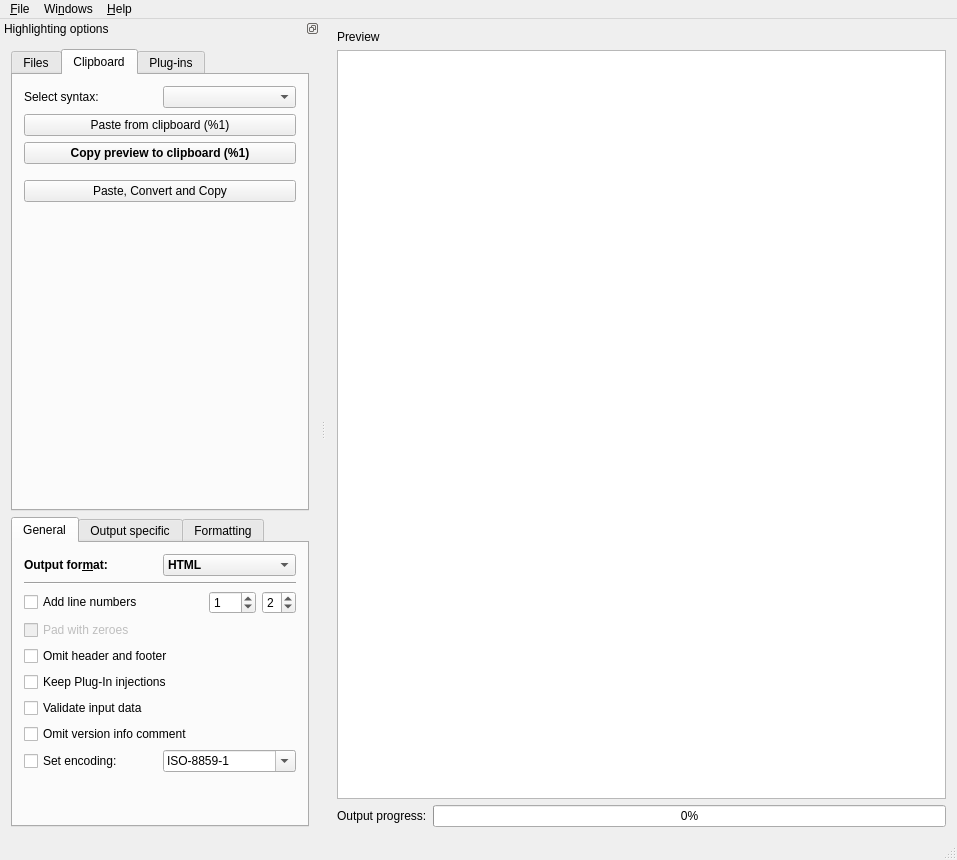
andre-simon/highlight, file src/gui-qt/mainwindow.ui: the form before one commit.
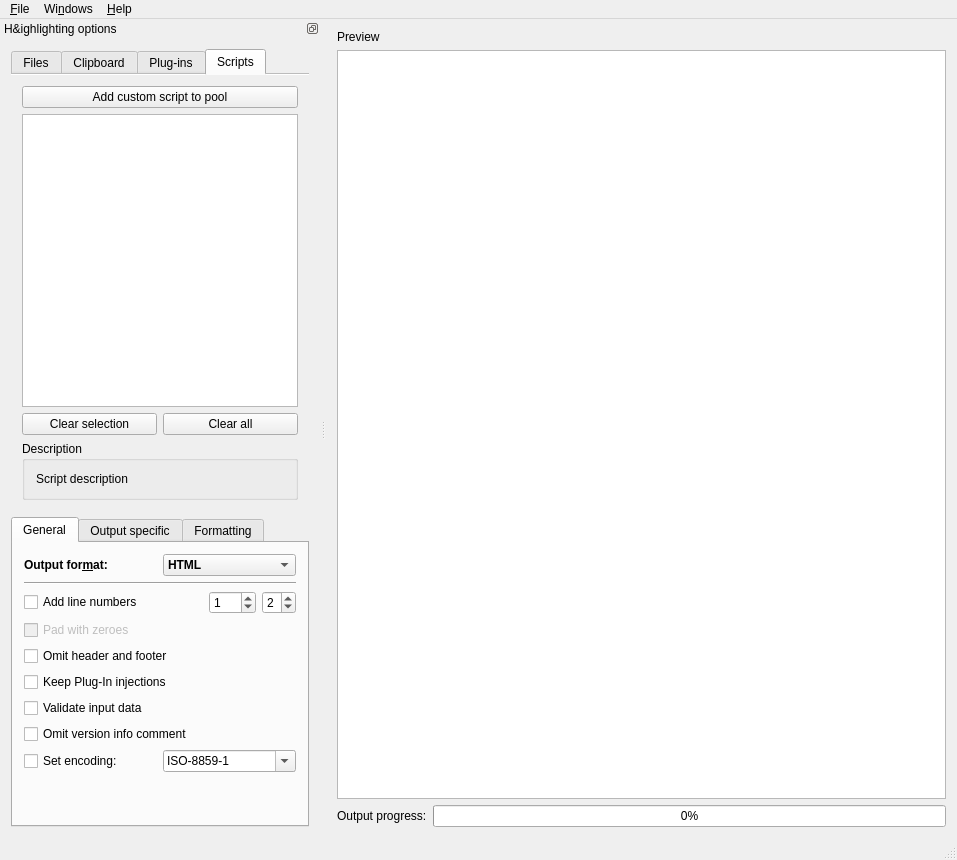
The form after the commit. Icons and pictures are not drawn.

Commit message: added script tab in GUI

What changed in the file:
```diff
--- a/src/gui-qt/mainwindow.ui
+++ b/src/gui-qt/mainwindow.ui
@@ -126,7 +126,7 @@
     <set>Qt::LeftDockWidgetArea|Qt::RightDockWidgetArea</set>
    </property>
    <property name="windowTitle">
-    <string>Highlighting options</string>
+    <string>H&amp;ighlighting options</string>
    </property>
    <attribute name="dockWidgetArea">
     <number>1</number>
@@ -148,7 +148,25 @@
         </size>
        </property>
        <property name="currentIndex">
-        <number>1</number>
+        <number>3</number>
+       </property>
+       <property name="elideMode">
+        <enum>Qt::ElideNone</enum>
+       </property>
+       <property name="usesScrollButtons">
+        <bool>false</bool>
+       </property>
+       <property name="documentMode">
+        <bool>true</bool>
+       </property>
+       <property name="tabsClosable">
+        <bool>false</bool>
+       </property>
+       <property name="movable">
+        <bool>false</bool>
+       </property>
+       <property name="tabBarAutoHide">
+        <bool>false</bool>
        </property>
        <widget class="QWidget" name="tab_file_io">
         <attribute name="title">
@@ -618,6 +636,81 @@
          </item>
         </layout>
        </widget>
+       <widget class="QWidget" name="tab_scripts">
+        <attribute name="icon">
+         <iconset resource="highlight-gui.qrc">
+          <normaloff>:/script.png</normaloff>:/script.png</iconset>
+        </attribute>
+        <attribute name="title">
+         <string>Scripts</string>
+        </attribute>
+        <layout class="QVBoxLayout" name="verticalLayout_18">
+         <item>
+          <widget class="QPushButton" name="pbSelectScript">
+           <property name="toolTip">
+            <string>Choose a custom syntax or theme script.</string>
+           </property>
+           <property name="text">
+            <string>Add custom script to pool</string>
+           </property>
+           <property name="icon">
+            <iconset resource="highlight-gui.qrc">
+             <normaloff>:/script.png</normaloff>:/script.png</iconset>
+           </property>
+          </widget>
+         </item>
+         <item>
+          <widget class="QListWidget" name="lvUserScripts">
+           <property name="toolTip">
+            <string>You can check one file of each type (syntax and theme) to override the default behaviour.</string>
+           </property>
+          </widget>
+         </item>
+         <item>
+          <layout class="QHBoxLayout" name="horizontalLayout_25">
+           <item>
+            <widget class="QPushButton" name="pbClearSelScript">
+             <property name="toolTip">
+              <string>Remove the selected scripts.</string>
+             </property>
+             <property name="text">
+              <string>Clear selection</string>
+             </property>
+            </widget>
+           </item>
+           <item>
+            <widget class="QPushButton" name="pbClearAllScripts">
+             <property name="toolTip">
+              <string>Remove all scripts.</string>
+             </property>
+             <property name="text">
+              <string>Clear all</string>
+             </property>
+            </widget>
+           </item>
+          </layout>
+         </item>
+         <item>
+          <widget class="QGroupBox" name="groupScriptDescription">
+           <property name="title">
+            <string>Description</string>
+           </property>
+           <layout class="QGridLayout" name="gridLayout_4">
+            <item row="0" column="0">
+             <widget class="QLabel" name="lblScriptDescription">
+              <property name="toolTip">
+               <string>Shows decription of a selected script.</string>
+              </property>
+              <property name="text">
+               <string>Script description</string>
+              </property>
+             </widget>
+            </item>
+           </layout>
+          </widget>
+         </item>
+        </layout>
+       </widget>
       </widget>
      </item>
      <item>
```
Left out of the diff: 14 changed lines with no effect on the pictures. The commit also changes 20 other files.
